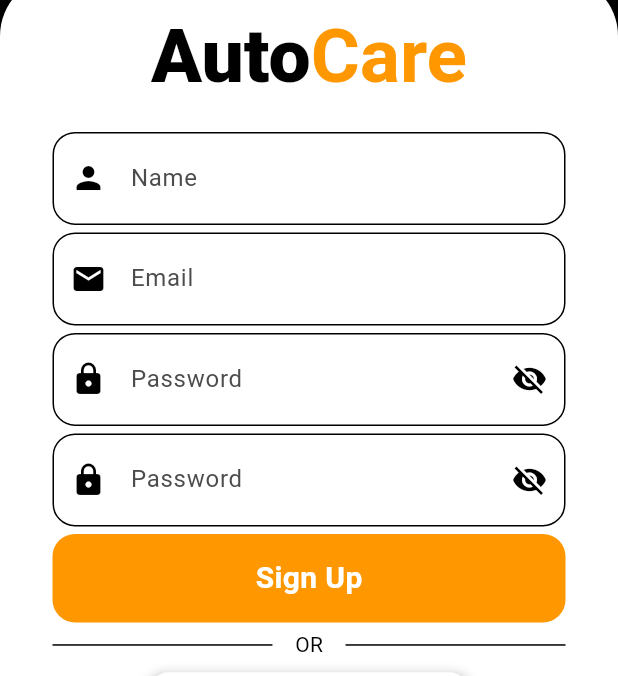
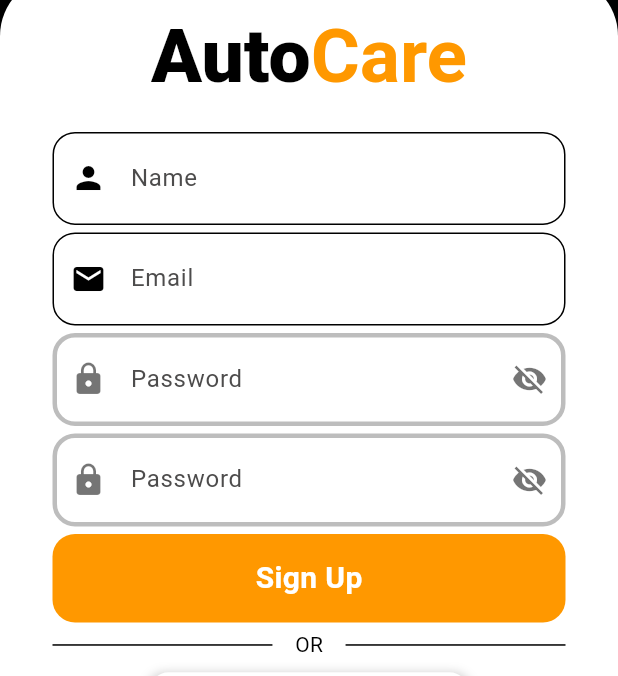
Before and after one commit to TechPyllars2024/AutoCareCarOwners, a Flutter app: the SignupScreen screen opened directly, on a phone screen of 412 x 824 dp, the part 560-1236 px from its top. Run offline on Flutter 3.47's test engine with Material 3 defaults, Android fonts, the phone set to English and light mode, and no system bars; drawn by our look-alikes of flutter_animate; our stand-ins replace cloud_firestore, curved_navigation_bar, firebase_auth, firebase_core, google_sign_in, lottie; accounts and stored records are empty.

Commit message:
update: changed textfield to follow the mock up

```diff
--- a/lib/Authentication/widgets/texfieldPassword.dart
+++ b/lib/Authentication/widgets/texfieldPassword.dart
@@ -32,13 +32,13 @@ class _TextFieldPasswordState extends State<TextFieldPassword> {
       keyboardType: widget.textInputType,
       decoration: InputDecoration(
         labelText: widget.hintText,
-        prefixIcon: widget.icon != null ? Icon(widget.icon, color: Colors.black, size: 24) : null,
+        prefixIcon: widget.icon != null ? Icon(widget.icon, color: Colors.black54, size: 24) : null,
         labelStyle: const TextStyle(color: Color.fromARGB(255, 77, 76, 76)),
         suffixIcon: widget.isPass
             ? IconButton(
                 icon: Icon(
                   _isPasswordVisible ? Icons.visibility : Icons.visibility_off,
-                  color: Colors.black,
+                  color: Colors.black54,
                 ),
                 onPressed: () {
                   setState(() {
@@ -47,16 +47,14 @@ class _TextFieldPasswordState extends State<TextFieldPassword> {
                 },
               )
             : null,
-        border: const OutlineInputBorder(
-          borderSide: BorderSide(color: Colors.black),
-        ),
+
         enabledBorder: OutlineInputBorder(
           borderRadius: BorderRadius.circular(15),
-          borderSide:  BorderSide(color: Colors.black),
+          borderSide:  BorderSide(color: Colors.black26, width: 3),
         ),
         focusedBorder:  OutlineInputBorder(
           borderRadius: BorderRadius.circular(15),
-          borderSide: BorderSide(color: Colors.black),
+          borderSide: BorderSide(color: Colors.black26, width: 3),
         ),
       ),
     );
```
